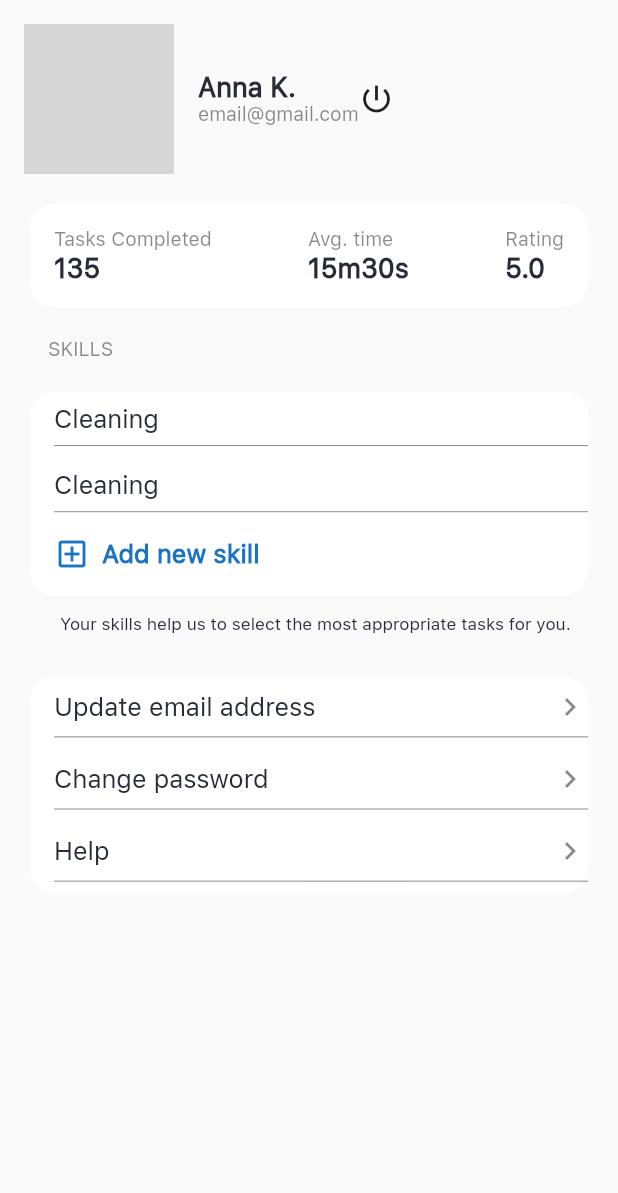
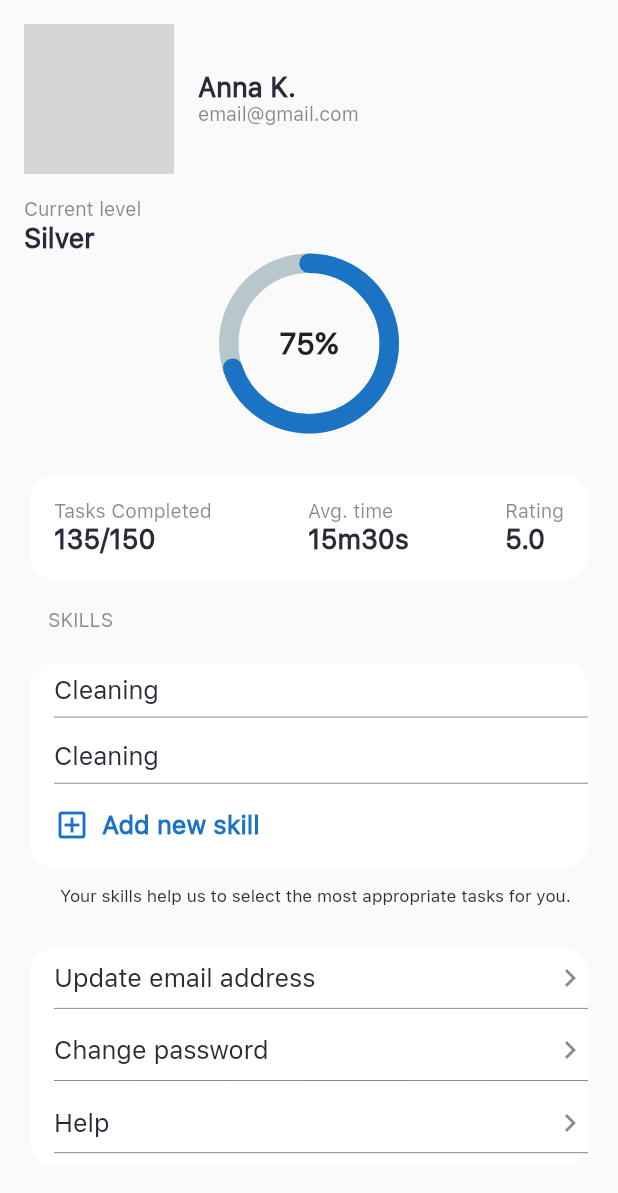
Before and after one commit to mazud21/booking_ninjas, a Flutter app: the Profile screen opened directly, on a phone screen of 412 x 824 dp. Shown: the top 1193 px of the screen. Run offline on Flutter 3.47's test engine with Material 2 defaults, Android fonts, the phone set to English and light mode, and no system bars; drawn by our look-alikes of percent_indicator; our stand-ins replace dio, dotted_border, flutter_easyloading, form_validator, get, image_picker and 4 more; accounts and stored records are empty; network calls fail; statements that could not run were skipped; grey boxes are pictures that could not be loaded.

Commit message:
update profile UI

```diff
--- a/lib/main.dart
+++ b/lib/main.dart
@@ -52,7 +52,7 @@ class MyApp extends StatelessWidget {
                 selectedItemColor: PalletColors.text_blue)),
         //initialRoute: '/tasks',
         getPages: Routes.routes,
-        home: SplashScreen(),
+        home: Dashboard(),
         builder: EasyLoading.init(),
       ),
     );
--- a/lib/view/main_pages/profile.dart
+++ b/lib/view/main_pages/profile.dart
@@ -1,8 +1,10 @@
 import 'package:booking_ninjas/theme/colors_texts_widget.dart';
 import 'package:booking_ninjas/view/splashscreen.dart';
+import 'package:booking_ninjas/widgets/appbar_custom.dart';
 import 'package:flutter/cupertino.dart';
 import 'package:flutter/material.dart';
 import 'package:get/get.dart';
+import 'package:percent_indicator/circular_percent_indicator.dart';
 import 'package:shared_preferences/shared_preferences.dart';
 
 class Profile extends StatelessWidget {
@@ -57,19 +59,36 @@ class Profile extends StatelessWidget {
                   )
                 ],
               ),
-              InkWell(
-                onTap: () async {
-                  SharedPreferences preferences = await SharedPreferences.getInstance();
-                  preferences.remove('session_id');
-
-                  Get.offAll(SplashScreen());
-                },
-                child: Icon(Icons.power_settings_new),
-              )
             ],
           ),
           SizedBox(
             height: 16,
+          ),
+          Text(
+            'Current level',
+            style: TextCustom()
+                .textFootnote(PalletColors.text_soft_grey),
+          ),
+          Text(
+            'Silver',
+            style: TextCustom()
+                .heading1(),
+          ),
+          CircularPercentIndicator(
+            radius: 60,
+            lineWidth: 13.0,
+            animation: true,
+            percent: 0.7,
+            center: new Text(
+              "75%",
+              style:
+              new TextStyle(fontWeight: FontWeight.bold, fontSize: 20.0),
+            ),
+            footer: SizedBox(
+              height: 24,
+            ),
+            circularStrokeCap: CircularStrokeCap.round,
+            progressColor: PalletColors.btn_deep_blue,
           ),
           Card(
             shape:
@@ -88,7 +107,7 @@ class Profile extends StatelessWidget {
                         style: TextCustom()
                             .textFootnote(PalletColors.text_soft_grey),
                       ),
-                      Text('135', style: TextCustom().heading1()),
+                      Text('135/150', style: TextCustom().heading1()),
                     ],
                   ),
                   Column(
@@ -164,7 +183,7 @@ class Profile extends StatelessWidget {
                 Padding(
                   padding: EdgeInsets.fromLTRB(16, 8, 0, 16),
                   child: InkWell(
-                    onTap: () => null,
+                    onTap: () => bsAddSkill(context),
                     child: Row(
                       children: [
                         Icon(Icons.add_box_outlined, color: PalletColors.btn_deep_blue,),
@@ -265,12 +284,84 @@ class Profile extends StatelessWidget {
                       ),
                     ],
                   ),
-                )
+                ),
               ],
+            ),
+          ),
+          SizedBox(
+            height: 32,
+          ),
+          Padding(
+            padding: EdgeInsets.fromLTRB(8, 8, 0, 8),
+            child: InkWell(
+              onTap: () async {
+                SharedPreferences preferences = await SharedPreferences.getInstance();
+                preferences.remove('session_id');
+
+                Get.offAll(SplashScreen());
+              },
+              child: Card(
+                elevation: 0,
+                child: Padding(
+                  padding: EdgeInsets.all(8),
+                  child: Column(
+                    crossAxisAlignment: CrossAxisAlignment.start,
+                    children: [
+                      Text(
+                        'Log out',
+                        style: TextCustom().textText(PalletColors.text_black),
+                      ),
+                      SizedBox(
+                        height: 8,
+                      ),
+                    ],
+                  ),
+                ),
+              ),
             ),
           ),
         ],
       ),
     ));
   }
+
+  bsAddSkill(BuildContext context) {
+    showModalBottomSheet(
+        context: context,
+        isScrollControlled: true,
+        builder: (context) {
+          return FractionallySizedBox(
+            heightFactor: 0.9,
+            child: AddNewSkill(),
+          );
+        });
+  }
 }
+
+class AddNewSkill extends StatelessWidget {
+
+  @override
+  Widget build(BuildContext context) {
+    return Scaffold(
+      appBar: AppBarCustom().getBSAppBarCustom('Add new skill'),
+      body: ListView(
+        children: [
+          Text('General', style: TextCustom().textFootnote(PalletColors.text_soft_grey),),
+          Text('Cleaning'),
+          Text('Maintenance'),
+          Text('Knowledge of cleaning products'),
+          Text('Ability to operate cleaning tools', style: TextCustom().textFootnote(PalletColors.text_soft_grey),),
+          Text('Steam cleaner'),
+          Text('Floor buffer'),
+          Text('Steel scrubber'),
+          Text('Window and Glass Squeegee'),
+          Text('Floor cleaning machine'),
+          Text('Other Skills', style: TextCustom().textFootnote(PalletColors.text_soft_grey),),
+          Text('Problem solving'),
+          Text('Endurance'),
+          Text('Attentiveness to detail'),
+        ],
+      ),
+    );
+  }
+}
--- a/pubspec.yaml
+++ b/pubspec.yaml
@@ -65,6 +65,7 @@ dependencies:
   highlight_text: any
   avatar_glow: any
   stop_watch_timer: any
+  percent_indicator: ^4.2.2
 
 dev_dependencies:
   flutter_test:
```
Also changed, not shown: pubspec.lock.
